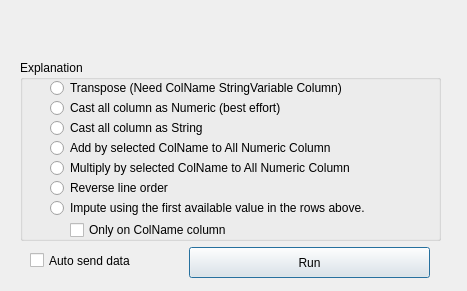
Qt form orangecontrib/AAIT/widgets/designer/owmutator.ui (TigerODM/TigerODM) before a commit.
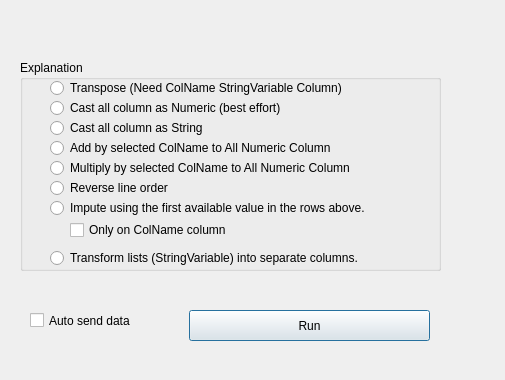
The same form after that commit.

Patch:
```diff
--- a/orangecontrib/AAIT/widgets/designer/owmutator.ui
+++ b/orangecontrib/AAIT/widgets/designer/owmutator.ui
@@ -6,8 +6,8 @@
    <rect>
     <x>0</x>
     <y>0</y>
-    <width>467</width>
-    <height>291</height>
+    <width>505</width>
+    <height>380</height>
    </rect>
   </property>
   <property name="windowTitle">
@@ -17,8 +17,8 @@
    <property name="geometry">
     <rect>
      <x>30</x>
-     <y>250</y>
-     <width>191</width>
+     <y>310</y>
+     <width>151</width>
      <height>21</height>
     </rect>
    </property>
@@ -35,7 +35,7 @@
      <x>20</x>
      <y>60</y>
      <width>421</width>
-     <height>181</height>
+     <height>211</height>
     </rect>
    </property>
    <property name="title">
@@ -148,12 +148,25 @@
      <bool>true</bool>
     </property>
    </widget>
+   <widget class="QRadioButton" name="radioButton_trasnform_list">
+    <property name="geometry">
+     <rect>
+      <x>30</x>
+      <y>190</y>
+      <width>381</width>
+      <height>16</height>
+     </rect>
+    </property>
+    <property name="text">
+     <string>Transform lists (StringVariable) into separate columns.</string>
+    </property>
+   </widget>
   </widget>
   <widget class="QPushButton" name="pushButton">
    <property name="geometry">
     <rect>
      <x>189</x>
-     <y>247</y>
+     <y>310</y>
      <width>241</width>
      <height>31</height>
     </rect>
```
